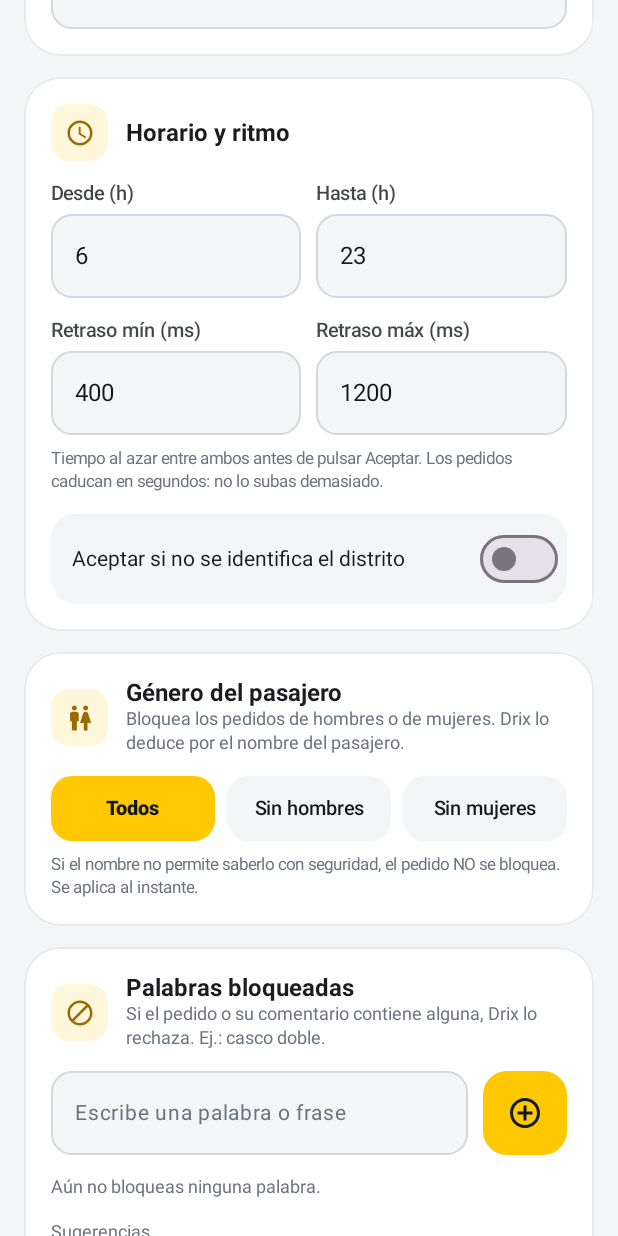
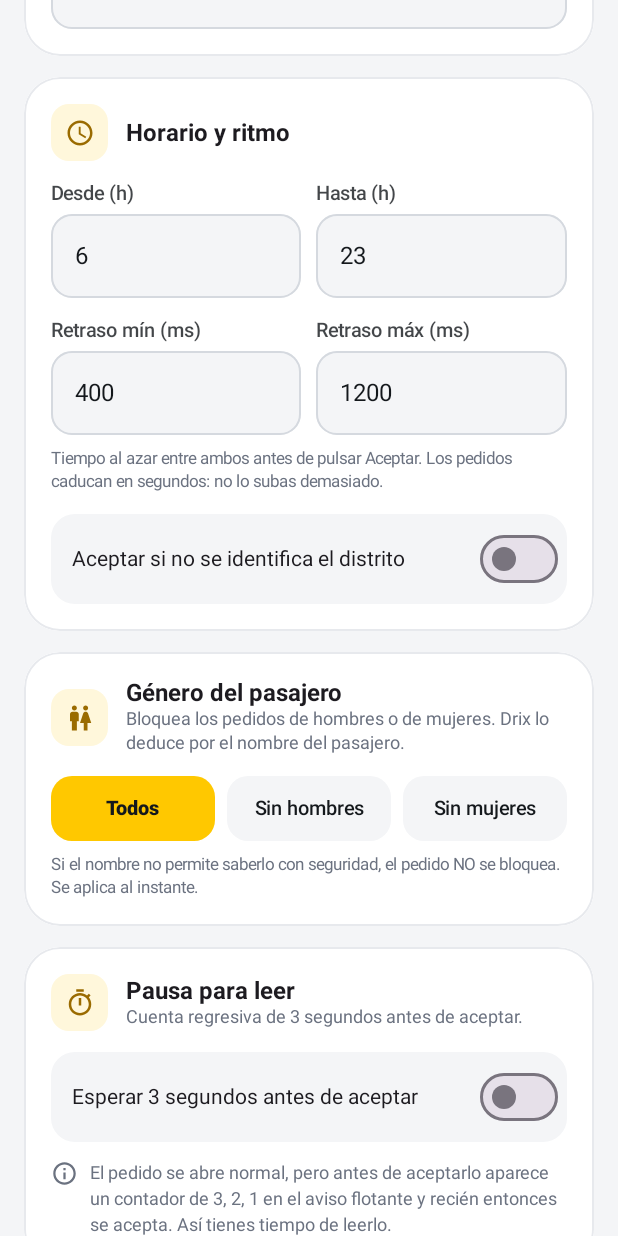
Before and after one commit to Jaltuve20/Drix, an Android app built with Jetpack Compose: the composable ParamsScreen shown on its own in the app's theme, scrolled down 576 dp, on a phone screen of 412 x 824 dp. Run offline under Robolectric (Android 15) with nearby library versions, the phone set to English and light mode, and no system bars; our stand-ins replace Firebase (no records; nobody signed in at launch, a user with empty details on screens opened directly); libraries missing offline, so code that uses them is left out: org.osmdroid.config, org.osmdroid.events, org.osmdroid.tileprovider, org.osmdroid.util, org.osmdroid.views; pictures from the network do not load.

Commit message:
Add files via upload

```diff
--- a/app/src/main/java/com/drix/app/data/DrixPrefs.kt
+++ b/app/src/main/java/com/drix/app/data/DrixPrefs.kt
@@ -17,7 +17,8 @@ data class Config(
     val minDelayMs: Int = 400,   // retraso mínimo antes de pulsar Aceptar
     val maxDelayMs: Int = 1200,  // retraso máximo (se elige al azar entre ambos)
     val unknownOk: Boolean = false, // aceptar aunque no se identifique el distrito
-    val genderBlock: Int = 0        // 0 = todos · 1 = bloquear hombres · 2 = bloquear mujeres
+    val genderBlock: Int = 0,       // 0 = todos · 1 = bloquear hombres · 2 = bloquear mujeres
+    val readDelay: Boolean = false  // «Pausa para leer»: cuenta 3, 2, 1 antes de aceptar
 )
 
 /** Distrito marcado: aceptar (verde) o rechazar (rojo). */
@@ -45,7 +46,7 @@ object DrixPrefs {
             startHour = sp.getInt("h1", d.startHour), endHour = sp.getInt("h2", d.endHour),
             enabled = sp.getBoolean("on", false), targetPkg = sp.getString("pkg", d.targetPkg)!!,
             minDelayMs = sp.getInt("dmin", d.minDelayMs), maxDelayMs = sp.getInt("dmax", d.maxDelayMs),
-            unknownOk = sp.getBoolean("unk", d.unknownOk), genderBlock = sp.getInt("gblk", d.genderBlock)
+            unknownOk = sp.getBoolean("unk", d.unknownOk), genderBlock = sp.getInt("gblk", d.genderBlock), readDelay = sp.getBoolean("rdly", d.readDelay)
         )
         _words.value = sp.getString("bwords", "")!!.split("\n").map { it.trim() }.filter { it.isNotEmpty() }
         _zones.value = sp.getString("zones3", "")!!.split(";").mapNotNull {
@@ -59,7 +60,7 @@ object DrixPrefs {
         sp.edit().putFloat("km", c.minPerKm).putFloat("pick", c.maxPickupKm)
             .putFloat("fare", c.minFare).putFloat("trip", c.maxTripKm).putInt("h1", c.startHour)
             .putInt("h2", c.endHour).putBoolean("on", c.enabled).putString("pkg", c.targetPkg)
-            .putInt("dmin", c.minDelayMs).putInt("dmax", c.maxDelayMs).putBoolean("unk", c.unknownOk).putInt("gblk", c.genderBlock).apply()
+            .putInt("dmin", c.minDelayMs).putInt("dmax", c.maxDelayMs).putBoolean("unk", c.unknownOk).putInt("gblk", c.genderBlock).putBoolean("rdly", c.readDelay).apply()
     }
 
     /* ── Acceso (lista de correos habilitados). Lo consulta también el servicio de accesibilidad, sin depender de la pantalla. ── */
--- a/app/src/main/java/com/drix/app/ui/Screens.kt
+++ b/app/src/main/java/com/drix/app/ui/Screens.kt
@@ -396,8 +396,9 @@ fun ParamsScreen() {
             }
         }
         GenderCard(2)
-        BlockedWordsCard(3)
-        Box(Modifier.enter(4)) {
+        ReadDelayCard(3)
+        BlockedWordsCard(4)
+        Box(Modifier.enter(5)) {
             PillButton(if (saved) "¡Guardado!" else "Guardar cambios", color = if (saved) Go else Yellow, icon = Icons.Outlined.CheckCircle) {
                 val lo = (d1.toIntOrNull() ?: cfg.minDelayMs).coerceIn(0, 5000)
                 val hi = (d2.toIntOrNull() ?: cfg.maxDelayMs).coerceIn(lo, 5000)
@@ -1097,3 +1098,46 @@ private fun GenderCard(index: Int) {
         )
     }
 }
+
+/* ═════════════ PAUSA PARA LEER (3 s) ═════════════ */
+
+/** Interruptor «Pausa para leer»: antes de aceptar, cuenta 3, 2, 1. Al activarlo pide confirmación. */
+@Composable
+private fun ReadDelayCard(index: Int) {
+    val cfg by DrixPrefs.cfg.collectAsStateWithLifecycle()
+    var confirm by remember { mutableStateOf(false) }
+    DCard(index = index) {
+        SectionTitle(Icons.Outlined.Timer, "Pausa para leer", "Cuenta regresiva de 3 segundos antes de aceptar.")
+        Row(
+            Modifier.fillMaxWidth().background(Fog, RoundedCornerShape(16.dp)).padding(start = 14.dp, top = 6.dp, bottom = 6.dp, end = 6.dp),
+            verticalAlignment = Alignment.CenterVertically
+        ) {
+            Text("Esperar 3 segundos antes de aceptar", Modifier.weight(1f), fontSize = 14.sp)
+            Switch(
+                cfg.readDelay,
+                { v -> if (v) confirm = true else DrixPrefs.update { it.copy(readDelay = false) } },
+                colors = SwitchDefaults.colors(checkedTrackColor = Go, checkedThumbColor = Color.White)
+            )
+        }
+        Row(Modifier.padding(top = 12.dp), verticalAlignment = Alignment.Top) {
+            Icon(Icons.Outlined.Info, null, tint = Muted, modifier = Modifier.size(18.dp))
+            Spacer(Modifier.width(8.dp))
+            Text(
+                "El pedido se abre normal, pero antes de aceptarlo aparece un contador de 3, 2, 1 en el aviso flotante y recién entonces se acepta. Así tienes tiempo de leerlo.",
+                fontSize = 12.sp, color = Muted, lineHeight = 17.sp
+            )
+        }
+    }
+    if (confirm) AlertDialog(
+        onDismissRequest = { confirm = false },
+        containerColor = Color.White,
+        title = { Text("Pausa para leer", fontWeight = FontWeight.ExtraBold) },
+        text = { Text("¿Estás consciente de que aceptando esta opción podrías perder pedidos por algunos segundos?", color = Muted) },
+        confirmButton = {
+            TextButton({ DrixPrefs.update { it.copy(readDelay = true) }; confirm = false }) {
+                Text("Sí, activar", color = Ink, fontWeight = FontWeight.ExtraBold)
+            }
+        },
+        dismissButton = { TextButton({ confirm = false }) { Text("Cancelar", color = Muted) } }
+    )
+}
```
Also changed, not shown: app/src/main/java/com/drix/app/service/DrixAccessibilityService.kt (+14 -0 lines), 2 other files.
